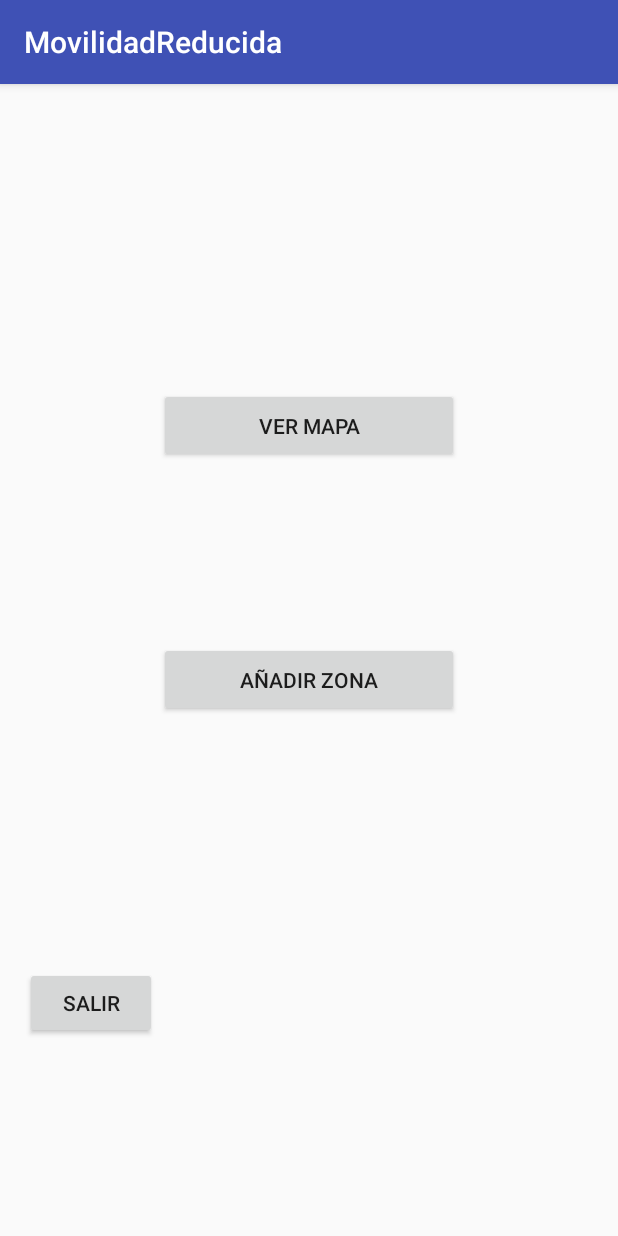
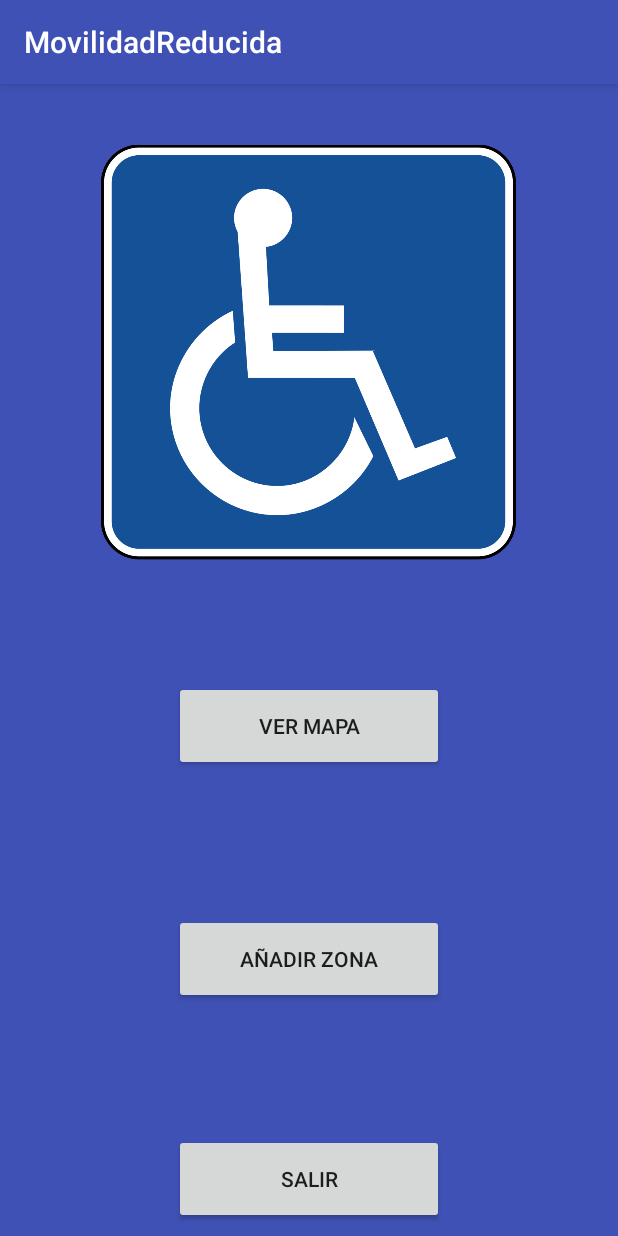
Before and after one commit to arsof-app/movilidad-reducida, an Android app: the screen it shows after launch (MainActivity), on a phone screen of 412 x 824 dp. Run offline under Robolectric (Android 15) with nearby library versions, the phone set to English and light mode, and no system bars; libraries missing offline, so code that uses them is left out: com.parse; 3 statements that could not run were skipped.

Commit message:
Dando aspecto grafico a main y a maps

```diff
--- a/Movilidad-Reducida/app/src/main/res/layout/activity_insert.xml
+++ b/Movilidad-Reducida/app/src/main/res/layout/activity_insert.xml
@@ -4,6 +4,7 @@
     android:orientation="vertical"
     android:layout_width="fill_parent"
     android:layout_height="fill_parent"
+    android:background="@color/colorPrimary"
     >
 
     <ImageView
--- a/Movilidad-Reducida/app/src/main/res/layout/activity_main.xml
+++ b/Movilidad-Reducida/app/src/main/res/layout/activity_main.xml
@@ -4,15 +4,18 @@
     xmlns:tools="http://schemas.android.com/tools"
     android:layout_width="match_parent"
     android:layout_height="match_parent"
+    android:background="@color/colorPrimary"
     tools:context="com.example.ibaitxo.movilidadreducida.MapsActivity">
 
     <Button
         android:id="@+id/verMapa"
-        android:layout_width="200dp"
-        android:layout_height="50dp"
-        android:layout_marginBottom="56dp"
+        android:layout_width="180dp"
+        android:layout_height="60dp"
         android:layout_centerHorizontal="true"
-        android:layout_marginTop="195dp"
+        android:layout_marginBottom="4dp"
+        android:layout_marginEnd="32dp"
+        android:layout_marginStart="32dp"
+        android:layout_marginTop="315dp"
         android:onClick="verMapa"
         android:text="@string/ver_mapa"
         app:layout_constraintBottom_toTopOf="@+id/anadirZona"
@@ -22,11 +25,13 @@
 
     <Button
         android:id="@+id/anadirZona"
-        android:layout_width="200dp"
-        android:layout_height="50dp"
-        android:layout_marginBottom="80dp"
+        android:layout_width="180dp"
+        android:layout_height="60dp"
         android:layout_centerHorizontal="true"
-        android:layout_marginTop="56dp"
+        android:layout_marginBottom="4dp"
+        android:layout_marginEnd="32dp"
+        android:layout_marginStart="32dp"
+        android:layout_marginTop="8dp"
         android:onClick="anadirZona"
         android:text="@string/a_adir_zona"
         app:layout_constraintBottom_toTopOf="@+id/salir"
@@ -37,16 +42,28 @@
     <Button
         android:id="@+id/salir"
         style="@style/Widget.AppCompat.Button"
-        android:layout_width="wrap_content"
-        android:layout_height="wrap_content"
-        android:layout_marginBottom="124dp"
-        android:layout_marginEnd="307dp"
-        android:layout_marginStart="16dp"
-        android:layout_marginTop="80dp"
+        android:layout_width="180dp"
+        android:layout_height="60dp"
+        android:layout_marginBottom="8dp"
+        android:layout_marginEnd="32dp"
+        android:layout_marginStart="32dp"
         android:text="@string/salir"
         app:layout_constraintBottom_toBottomOf="parent"
         app:layout_constraintEnd_toEndOf="parent"
+        app:layout_constraintStart_toStartOf="parent" />
+
+    <ImageView
+        android:id="@+id/imageView3"
+        android:layout_width="278dp"
+        android:layout_height="293dp"
+        android:layout_marginBottom="64dp"
+        android:layout_marginEnd="32dp"
+        android:layout_marginStart="32dp"
+        android:layout_marginTop="24dp"
+        app:layout_constraintBottom_toTopOf="@+id/verMapa"
+        app:layout_constraintEnd_toEndOf="parent"
         app:layout_constraintStart_toStartOf="parent"
-        app:layout_constraintTop_toBottomOf="@+id/anadirZona" />
+        app:layout_constraintTop_toTopOf="parent"
+        app:srcCompat="@drawable/logo" />
 
 </android.support.constraint.ConstraintLayout>
--- a/Movilidad-Reducida/app/src/main/res/layout/activity_vote.xml
+++ b/Movilidad-Reducida/app/src/main/res/layout/activity_vote.xml
@@ -3,8 +3,8 @@
     android:id="@+id/activity_vote"
     android:layout_width="match_parent"
     android:layout_height="match_parent"
+    android:background="@color/colorPrimary"
     android:orientation="vertical">
-
 
 
     <ImageView
```
Also changed, not shown: Movilidad-Reducida/app/src/main/java/com/example/ibaitxo/movilidadreducida/MainActivity.java (+11 -28 lines), Movilidad-Reducida/app/src/main/java/com/example/ibaitxo/movilidadreducida/MapsActivity.java (+8 -0 lines), Movilidad-Reducida/app/src/main/res/layout/activity_maps.xml (+29 -15 lines), Movilidad-Reducida/app/src/main/res/drawable/logo.png, 84 other files.
